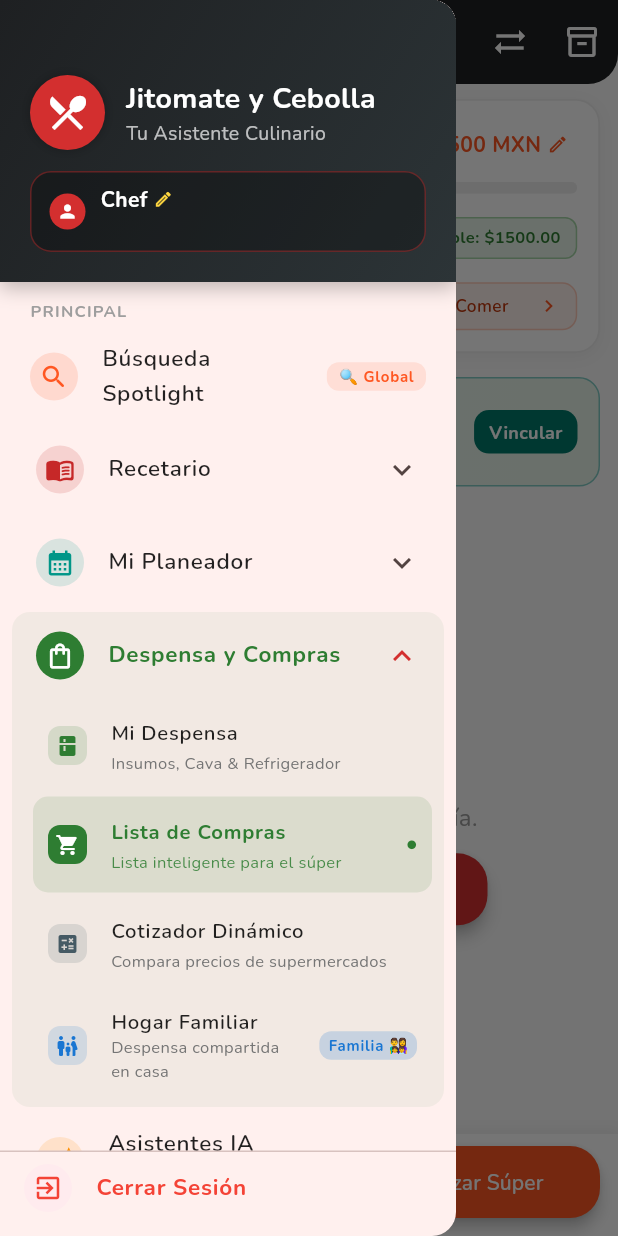
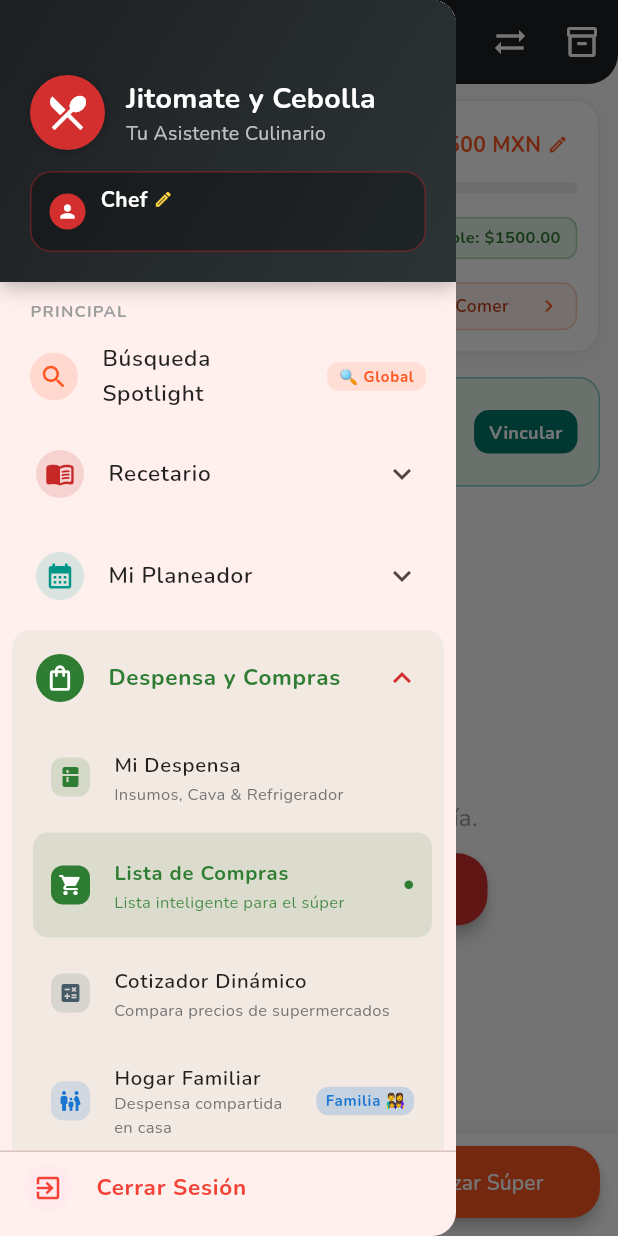
Before and after one commit to alainmichelfl/app_recetas, a Flutter app: the PantallaCarrito screen opened directly, with the side drawer open, on a phone screen of 412 x 824 dp. Run offline on Flutter 3.47's test engine with Material 3 defaults, Android fonts, the phone set to English and light mode, and no system bars; our stand-ins replace google_fonts, google_generative_ai, image_picker, share_plus, shared_preferences, speech_to_text and 1 more; missing offline and left inert: add_2_calendar; accounts and stored records are empty.

Commit message:
fix: optimizar area tactil y respuesta del boton de menu hamburguesa en AppBar y elementos del drawer

```diff
--- a/lib/menu_lateral.dart
+++ b/lib/menu_lateral.dart
@@ -76,7 +76,8 @@ class MenuLateral extends StatelessWidget {
       shape: RoundedRectangleBorder(
         borderRadius: BorderRadius.circular(12),
       ),
-      contentPadding: const EdgeInsets.symmetric(horizontal: 16, vertical: 2),
+      contentPadding: const EdgeInsets.symmetric(horizontal: 16, vertical: 3),
+      minVerticalPadding: 6,
       leading: Container(
         padding: const EdgeInsets.all(6),
         decoration: BoxDecoration(
@@ -140,7 +141,8 @@ class MenuLateral extends StatelessWidget {
       shape: RoundedRectangleBorder(
         borderRadius: BorderRadius.circular(10),
       ),
-      contentPadding: const EdgeInsets.symmetric(horizontal: 10, vertical: 0),
+      contentPadding: const EdgeInsets.symmetric(horizontal: 12, vertical: 3),
+      minVerticalPadding: 6,
       leading: Container(
         padding: const EdgeInsets.all(5),
         decoration: BoxDecoration(
@@ -217,7 +219,7 @@ class MenuLateral extends StatelessWidget {
         ),
         child: ExpansionTile(
           initiallyExpanded: esGrupoActivo,
-          tilePadding: const EdgeInsets.symmetric(horizontal: 16, vertical: 0),
+          tilePadding: const EdgeInsets.symmetric(horizontal: 16, vertical: 3),
           childrenPadding: const EdgeInsets.only(left: 14, right: 8, bottom: 6),
           leading: Container(
             padding: const EdgeInsets.all(6),
@@ -308,7 +310,7 @@ class MenuLateral extends StatelessWidget {
         ),
         child: ExpansionTile(
           initiallyExpanded: esGrupoActivo,
-          tilePadding: const EdgeInsets.symmetric(horizontal: 16, vertical: 0),
+          tilePadding: const EdgeInsets.symmetric(horizontal: 16, vertical: 3),
           childrenPadding: const EdgeInsets.only(left: 14, right: 8, bottom: 6),
           leading: Container(
             padding: const EdgeInsets.all(6),
@@ -375,7 +377,7 @@ class MenuLateral extends StatelessWidget {
         ),
         child: ExpansionTile(
           initiallyExpanded: esGrupoActivo,
-          tilePadding: const EdgeInsets.symmetric(horizontal: 16, vertical: 0),
+          tilePadding: const EdgeInsets.symmetric(horizontal: 16, vertical: 3),
           childrenPadding: const EdgeInsets.only(left: 14, right: 8, bottom: 6),
           leading: Container(
             padding: const EdgeInsets.all(6),
@@ -460,7 +462,7 @@ class MenuLateral extends StatelessWidget {
         ),
         child: ExpansionTile(
           initiallyExpanded: esGrupoActivo,
-          tilePadding: const EdgeInsets.symmetric(horizontal: 16, vertical: 0),
+          tilePadding: const EdgeInsets.symmetric(horizontal: 16, vertical: 3),
           childrenPadding: const EdgeInsets.only(left: 14, right: 8, bottom: 6),
           leading: Container(
             padding: const EdgeInsets.all(6),
@@ -523,7 +525,7 @@ class MenuLateral extends StatelessWidget {
         ),
         child: ExpansionTile(
           initiallyExpanded: esGrupoActivo,
-          tilePadding: const EdgeInsets.symmetric(horizontal: 16, vertical: 0),
+          tilePadding: const EdgeInsets.symmetric(horizontal: 16, vertical: 3),
           childrenPadding: const EdgeInsets.only(left: 14, right: 8, bottom: 6),
           leading: Container(
             padding: const EdgeInsets.all(6),
--- a/lib/pantalla_carrito.dart
+++ b/lib/pantalla_carrito.dart
@@ -1471,11 +1471,17 @@ class _PantallaCarritoState extends State<PantallaCarrito> {
     return Scaffold(
       drawer: const MenuLateral(rutaActual: 'carrito'),
       appBar: AppBar(
+        leadingWidth: 56,
         leading: Builder(
-          builder: (ctx) => IconButton(
-            icon: const Icon(Icons.menu),
-            tooltip: 'Menú principal',
-            onPressed: () => Scaffold.of(ctx).openDrawer(),
+          builder: (ctx) => Tooltip(
+            message: 'Menú principal',
+            child: InkWell(
+              borderRadius: BorderRadius.circular(14),
+              onTap: () => Scaffold.of(ctx).openDrawer(),
+              child: const Center(
+                child: Icon(Icons.menu, size: 27, color: Colors.white),
+              ),
+            ),
           ),
         ),
         title: const Text(
```
Also changed, not shown: lib/pantalla_despensa.dart (+10 -4 lines), lib/pantalla_planeador.dart (+10 -4 lines), lib/pantalla_recetas.dart (+10 -4 lines).
